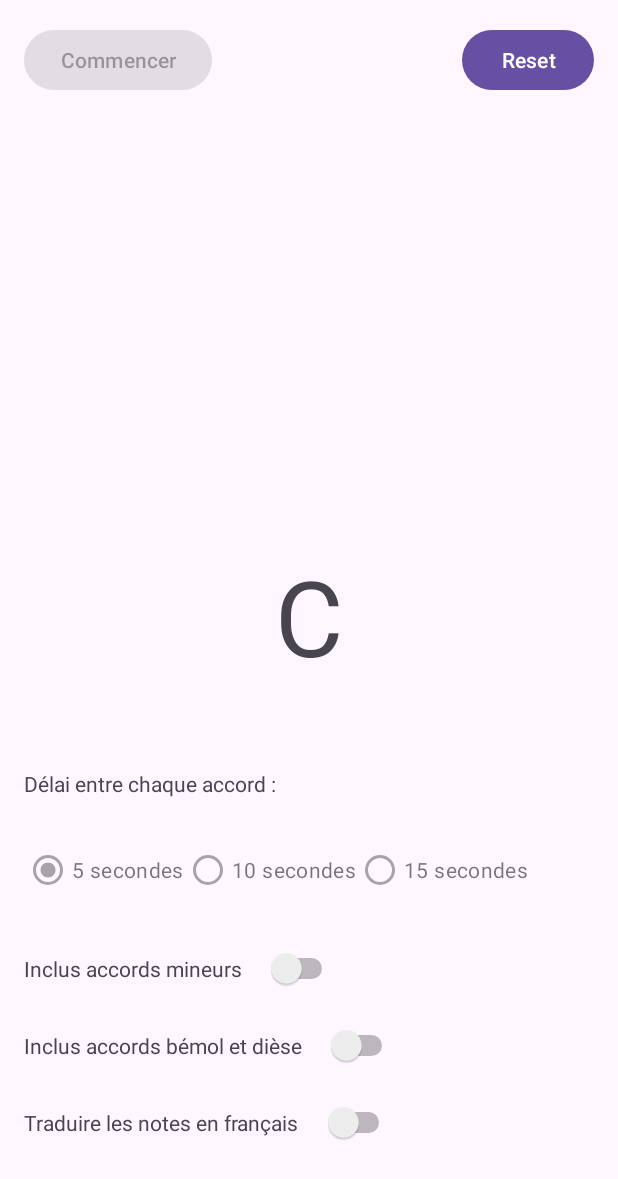
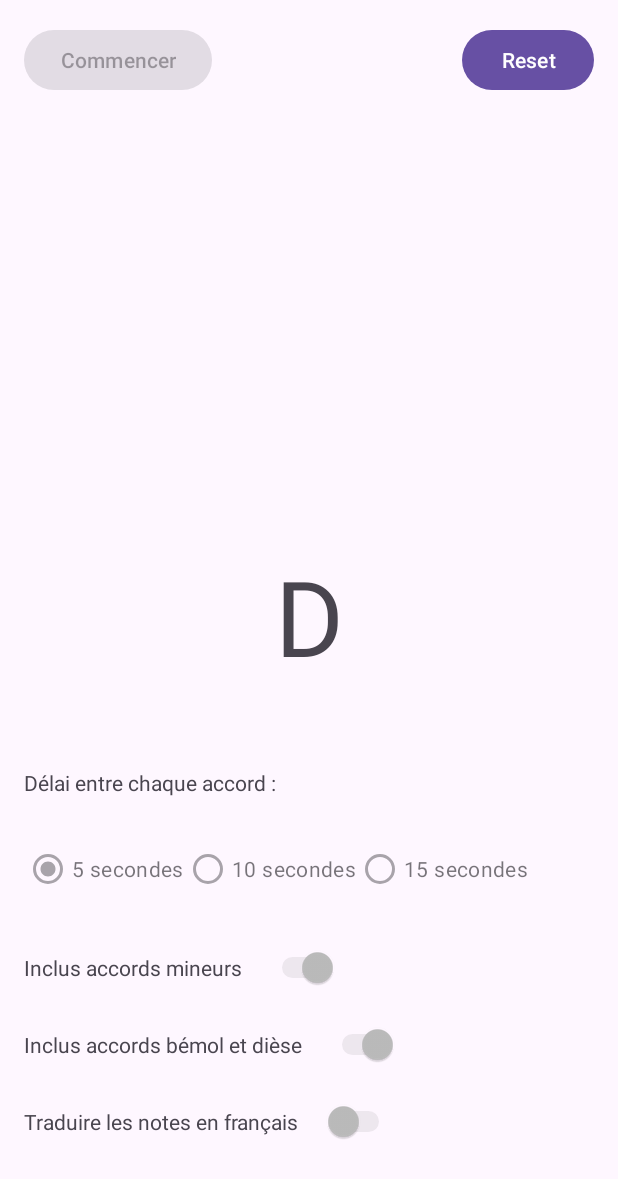
Before and after one commit to GodWindows/PianoChords, an Android app: the screen it shows after launch (MainActivity), after a tap on "Commencer", on a phone screen of 412 x 824 dp. Shown: the top 1179 px of the screen. Run offline under Robolectric (Android 15) with nearby library versions, the phone set to English and light mode, and no system bars.

Commit message:
Added the backend tasks to the switches to include the special chords. Added a traduction switch button to translate the chords into French. This swith is already working.

```diff
--- a/app/src/main/java/com/godwindows/pianochords/Chord.java
+++ b/app/src/main/java/com/godwindows/pianochords/Chord.java
@@ -1,6 +1,7 @@
 package com.godwindows.pianochords;
 
 import java.util.ArrayList;
+import java.util.HashMap;
 
 public enum Chord {
     //DO
@@ -111,4 +112,24 @@ public enum Chord {
         }
         return allChords;
     }
+
+    public static String translate(String value){
+        final HashMap<String, String> internationalToFrench = new HashMap<>();
+        internationalToFrench.put("C", "Do");
+        internationalToFrench.put("D", "Ré");
+        internationalToFrench.put("E", "Mi");
+        internationalToFrench.put("F", "Fa");
+        internationalToFrench.put("G", "Sol");
+        internationalToFrench.put("A", "La");
+        internationalToFrench.put("B", "Si");
+        String traduction ;
+        if (internationalToFrench.containsKey(value)){
+            traduction = internationalToFrench.get(value);
+        }
+        else {
+            traduction = "XX";
+        }
+
+        return traduction;
+    }
 }
--- a/app/src/main/java/com/godwindows/pianochords/MainActivity.java
+++ b/app/src/main/java/com/godwindows/pianochords/MainActivity.java
@@ -12,8 +12,10 @@ import android.text.style.SubscriptSpan;
 import android.text.style.SuperscriptSpan;
 import android.view.View;
 import android.widget.Button;
+import android.widget.CompoundButton;
 import android.widget.RadioButton;
 import android.widget.RadioGroup;
+import android.widget.Switch;
 import android.widget.TextView;
 import android.widget.Toast;
 
@@ -22,14 +24,19 @@ import androidx.appcompat.app.AppCompatActivity;
 import java.util.ArrayList;
 
 public class MainActivity extends AppCompatActivity {
-    private TextView chordText;
+    private TextView chordMainText;
+    private TextView chordExponantText;
+    private TextView chordSubscriptText;
     private Button resetButton;
     private Button startButton;
     private RadioButton smallValueRadio ;
     private RadioButton mediumValueRadio  ;
     private RadioButton largeValueRadio  ;
     private RadioGroup secondsRadioGroup;
-    private final int SMALL_DURATION = 5000;
+    private Switch minorSwitch;
+    private Switch flatAndSharpSwitch;
+    private Switch traductionSwitch;
+    private final int SMALL_DURATION = 1000;
     private final int MEDIUM_DURATION = 10000;
     private final int LARGE_DURATION = 15000;
     private int delay ;
@@ -39,28 +46,33 @@ public class MainActivity extends AppCompatActivity {
     protected void onCreate(Bundle savedInstanceState) {
         super.onCreate(savedInstanceState);
         setContentView(R.layout.activity_main);
-        chordText =  findViewById(R.id.chordText);
+        chordMainText =  findViewById(R.id.chordMainText);
+        chordExponantText =  findViewById(R.id.chordExponantText);
+        chordSubscriptText =  findViewById(R.id.chordSubscriptText);
         resetButton = (Button) findViewById(R.id.resetButton);
         startButton = (Button) findViewById(R.id.startButton);
         smallValueRadio = findViewById(R.id.smallValueRadio);
         mediumValueRadio = findViewById(R.id.mediumValueRadio);
         largeValueRadio = findViewById(R.id.largeValueRadio);
         secondsRadioGroup = (RadioGroup) findViewById(R.id.radioGroup) ;
+        minorSwitch = (Switch) findViewById(R.id.minorSwitch) ;
+        flatAndSharpSwitch = (Switch) findViewById(R.id.flatAndSharpSwitch) ;
+        traductionSwitch = (Switch) findViewById(R.id.traductionSwitch) ;
         initializeComponents();
 
     }
 
     protected void swipeChords(int timeGap){
         Handler myHandler = new Handler(Looper.getMainLooper());
-        ArrayList<Chord> chords = Chord.getChords(true, true);
-        chordText.setText(chordToText(chords.get(0)));
+        ArrayList<Chord> chords = Chord.getChords(minorSwitch.isChecked(), flatAndSharpSwitch.isChecked());
+        updateChordText(chords.get(0));
         final int[] i={1};
         myHandler.postDelayed(
                 new Runnable() {
                     @Override
                     public void run() {
                         if (i[0] < chords.size() && running[0]) {
-                            chordText.setText(chordToText(chords.get(i[0])));
+                            updateChordText(chords.get(i[0]));
                             i[0]++;
                             myHandler.postDelayed(this, timeGap);
                         }// TODO: Le défilement n'affiche pas le dernier élément
@@ -76,7 +88,11 @@ public class MainActivity extends AppCompatActivity {
 
     protected void initializeComponents(){
 
-        chordText.setTextSize(70);
+        chordMainText.setTextSize(70);
+        chordExponantText.setTextSize(35);
+        chordSubscriptText.setTextSize(35);
+        minorSwitch.setChecked(true);
+        flatAndSharpSwitch.setChecked(true);
 
         startButton.setOnClickListener(
                 new View.OnClickListener() {
@@ -85,7 +101,7 @@ public class MainActivity extends AppCompatActivity {
                         running[0] = true;
                         startButton.setEnabled(false);
                         resetButton.setEnabled(true);
-                        disableRadios();
+                        disableOptions();
                         swipeChords(delay);
                     }
                 }
@@ -95,10 +111,10 @@ public class MainActivity extends AppCompatActivity {
                 new View.OnClickListener() {
                     @Override
                     public void onClick(View v) {
-                        chordText.setText("");
+                        clearChordText();
                         resetButton.setEnabled(false);
                         startButton.setEnabled(true);
-                        enableRadios();
+                        enableOptions();
                         running[0] = false;
                     }
                 }
@@ -128,25 +144,44 @@ public class MainActivity extends AppCompatActivity {
 
     }
 
-    protected Spanned chordToText(Chord myChord){
-        String exponant  = "";
-        String subscriptMinor  = "";
-        if(myChord.isFlat()) exponant = "<sup><small>b<small></sup>";
-        if(myChord.isSharp()) exponant = "<sup>#</sup>";
-        if (myChord.isMinor()) subscriptMinor  = "ₘ";
-        return Html.fromHtml(myChord.getValue()+exponant+subscriptMinor,0);
+    private void clearChordText() {
+        chordMainText.setText("");
+        chordExponantText.setText("");
+        chordSubscriptText.setText("");
     }
 
-    protected void disableRadios(){
-        changeRadiosState(false);
-    }
-    protected void enableRadios(){
-        changeRadiosState(true);
+    protected void updateChordText(Chord myChord){
+        String exponant  = "";
+        String subscript  = "";
+        String main = "";
+        if(myChord.isFlat()) exponant = "b";
+        if(myChord.isSharp()) exponant = "#";
+        if (myChord.isMinor()) subscript  = "m";
+        if (traductionSwitch.isChecked()){
+            main = Chord.translate(myChord.getValue());
+        }
+        else {
+            main = myChord.getValue();
+        }
+        chordMainText.setText(main);
+        chordExponantText.setText(exponant);
+        chordSubscriptText.setText(subscript);
+
     }
 
-    protected void changeRadiosState(boolean state) {
+    protected void disableOptions(){
+        changeOptionsState(false);
+    }
+    protected void enableOptions(){
+        changeOptionsState(true);
+    }
+
+    protected void changeOptionsState(boolean state) {
         smallValueRadio.setEnabled(state);
         mediumValueRadio.setEnabled(state);
         largeValueRadio.setEnabled(state);
+        minorSwitch.setEnabled(state);
+        flatAndSharpSwitch.setEnabled(state);
+        traductionSwitch.setEnabled(state);
     }
 }
--- a/app/src/main/res/layout/activity_main.xml
+++ b/app/src/main/res/layout/activity_main.xml
@@ -23,13 +23,29 @@
 
 
                 <TextView
-                    android:id="@+id/chordText"
+                    android:id="@+id/chordMainText"
                     android:layout_width="wrap_content"
                     android:layout_height="wrap_content"
                     android:layout_marginTop="300dp"
                     app:layout_constraintEnd_toEndOf="parent"
                     app:layout_constraintStart_toStartOf="parent"
                     app:layout_constraintTop_toBottomOf="@+id/startButton" />
+
+                <TextView
+                    android:id="@+id/chordExponantText"
+                    android:layout_width="wrap_content"
+                    android:layout_height="wrap_content"
+                    android:layout_marginBottom="-48dp"
+                    app:layout_constraintBottom_toTopOf="@+id/chordMainText"
+                    app:layout_constraintStart_toEndOf="@+id/chordMainText" />
+
+                <TextView
+                    android:id="@+id/chordSubscriptText"
+                    android:layout_width="wrap_content"
+                    android:layout_height="wrap_content"
+                    android:layout_marginTop="-48dp"
+                    app:layout_constraintStart_toEndOf="@+id/chordMainText"
+                    app:layout_constraintTop_toBottomOf="@+id/chordMainText" />
 
                 <Button
                     android:id="@+id/startButton"
@@ -60,7 +76,7 @@
                     android:layout_marginTop="55dp"
                     android:text="@string/delayTitle"
                     app:layout_constraintStart_toStartOf="parent"
-                    app:layout_constraintTop_toBottomOf="@+id/chordText" />
+                    app:layout_constraintTop_toBottomOf="@+id/chordSubscriptText" />
 
                 <RadioGroup
                     android:id="@+id/radioGroup"
@@ -125,7 +141,7 @@
                     app:layout_constraintTop_toBottomOf="@+id/textView7" />
 
                 <Switch
-                    android:id="@+id/minorSwitch1"
+                    android:id="@+id/minorSwitch"
                     android:layout_width="wrap_content"
                     android:layout_height="wrap_content"
                     android:layout_marginStart="16dp"
```
